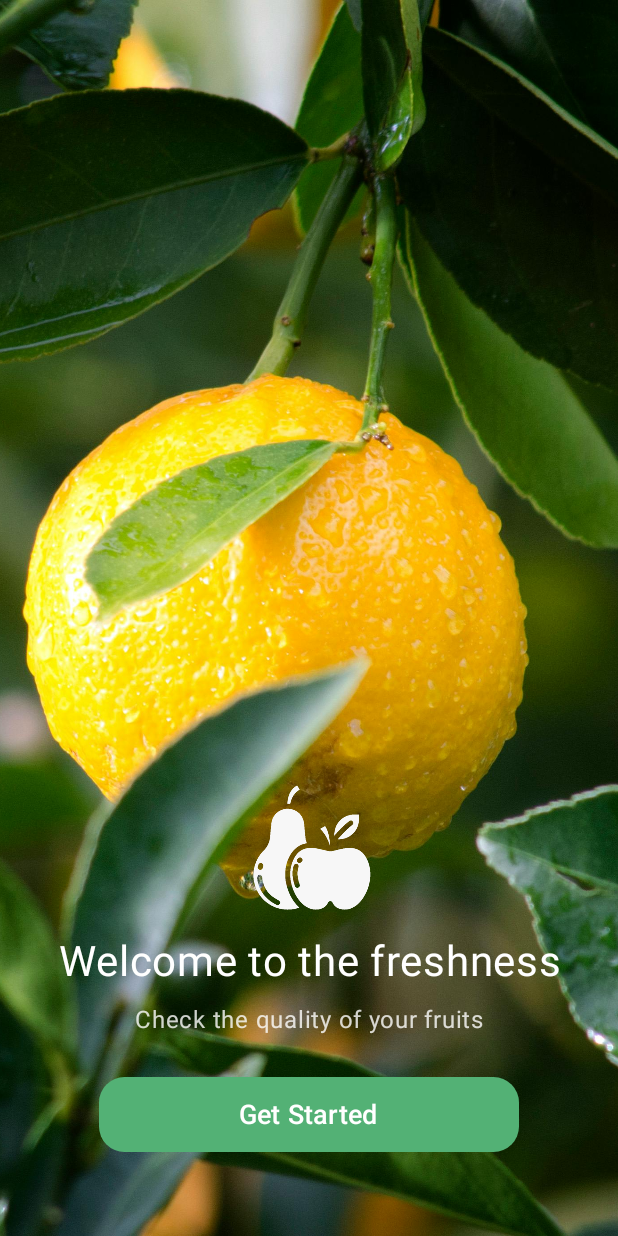
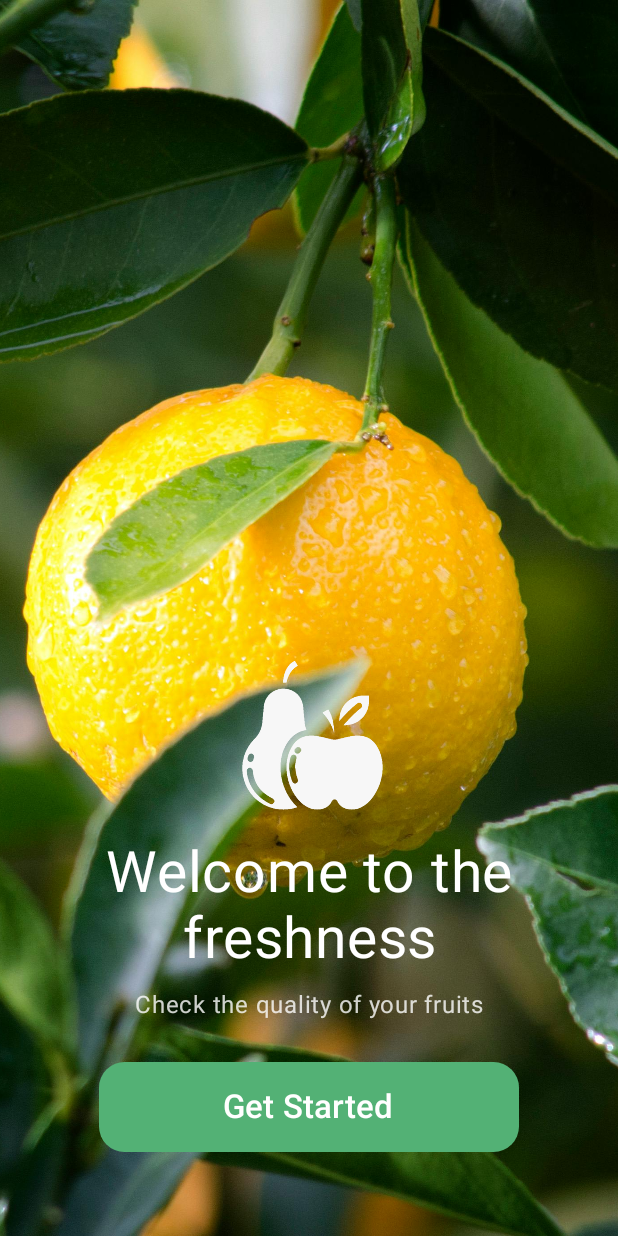
Before and after one commit to Santiago0930/Tesis, an Android app built with Jetpack Compose: the screen it shows after launch (MainActivity), on a phone screen of 412 x 824 dp. Run offline under Robolectric (Android 15) with nearby library versions, the light colour scheme and no system bars; Roboto replaces fonts that are not available here.

Commit message:
Analyze Fruit (Alpha), Welcome screen, Results History, Log In Sign up, result positive and negative results (Beta)

```diff
--- a/app/src/main/java/com/example/frutti/MainActivity.kt
+++ b/app/src/main/java/com/example/frutti/MainActivity.kt
@@ -66,17 +66,19 @@ fun WelcomeScreen() {
                 Image(
                     painter = painterResource(id = R.drawable.fruit_icon), // Verifica que esta imagen exista en res/drawable
                     contentDescription = "Fruit Icon",
-                    modifier = Modifier.size(100.dp)
+                    modifier = Modifier.size(120.dp)
                 )
 
                 // Texto principal
                 Text(
                     text = "Welcome to the freshness",
-                    fontSize = 28.sp,
+                    fontSize = 38.sp,
                     color = Color.White,
                     textAlign = TextAlign.Center,
+                    lineHeight = 44.sp, // Ajusta la altura de línea para mejorar la legibilidad
                     modifier = Modifier.padding(horizontal = 16.dp)
                 )
+
 
                 // Subtítulo
                 Text(
@@ -97,11 +99,11 @@ fun WelcomeScreen() {
                     modifier = Modifier
                         .fillMaxWidth()
                         .padding(horizontal = 50.dp)
-                        .height(50.dp)
+                        .height(60.dp)
                 ) {
                     Text(
                         text = "Get Started",
-                        fontSize = 18.sp,
+                        fontSize = 22.sp,
                         color = Color.White
                     )
                 }
```
